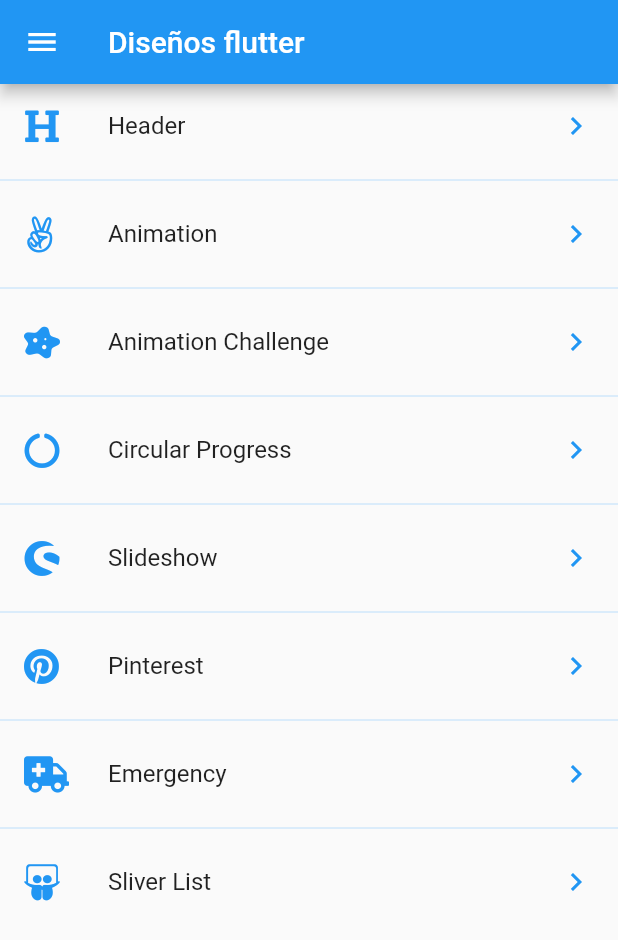
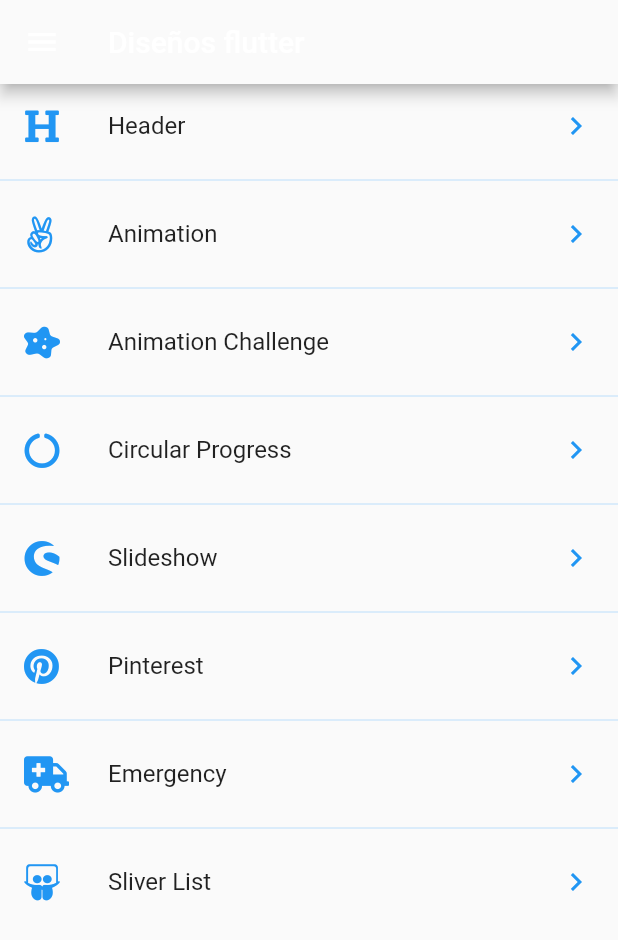
Before and after one commit to IdGalarzaSa/flutter-designs-and-animations, a Flutter app: the screen it shows after launch, on a phone screen of 412 x 824 dp. Shown: the top 940 px of the screen. Run offline on Flutter 3.47's test engine with Material 2 defaults, Android fonts, the phone set to English and light mode, and no system bars; our stand-ins replace animate_do, flutter_svg, font_awesome_flutter.

Commit message:
Custom theme

```diff
--- a/lib/pages/launcher_page.dart
+++ b/lib/pages/launcher_page.dart
@@ -10,8 +10,13 @@ class LauncherPage extends StatelessWidget {
 
   @override
   Widget build(BuildContext context) {
+    final appTheme = Provider.of<ThemeChanger>(context);
+
     return Scaffold(
-      appBar: AppBar(title: Text('Diseños flutter')),
+      appBar: AppBar(
+        title: Text('Diseños flutter'),
+        backgroundColor: appTheme.currentTheme.scaffoldBackgroundColor,
+      ),
       drawer: _Drawer(),
       body: _DesignList(),
     );
@@ -25,6 +30,7 @@ class _Drawer extends StatelessWidget {
 
     return Drawer(
       child: Container(
+        color: appTheme.currentTheme.scaffoldBackgroundColor,
         child: Column(
           children: [
             _headerDrawer(appTheme),
--- a/lib/theme/theme.dart
+++ b/lib/theme/theme.dart
@@ -7,20 +7,25 @@ class ThemeChanger extends ChangeNotifier {
 
   ThemeChanger(int themeNumber) {
     switch (themeNumber) {
-      case 1:
+      case 1: // Light
         _darkTheme = false;
         _customTheme = false;
         _currentTheme = ThemeData.light();
         break;
-      case 2:
+      case 2: // Dark
         _darkTheme = true;
         _customTheme = false;
         _currentTheme = ThemeData.dark();
         break;
-      case 3:
+      case 3: // Custom
         _darkTheme = false;
         _customTheme = true;
-        _currentTheme = ThemeData.light();
+        _currentTheme = ThemeData.light().copyWith(
+          accentColor: Color(0xff48A0EB),
+          primaryColor: Colors.white,
+          scaffoldBackgroundColor: Color(0xff16202B),
+          textTheme: TextTheme(bodyText1: TextStyle(color: Colors.white)),
+        );
         break;
       default:
         _darkTheme = false;
@@ -44,6 +49,16 @@ class ThemeChanger extends ChangeNotifier {
   set customTheme(bool newValue) {
     _customTheme = newValue;
     _darkTheme = false;
+    if (newValue) {
+      this._currentTheme = ThemeData.light().copyWith(
+        accentColor: Color(0xff48A0EB),
+        primaryColor: Colors.white,
+        scaffoldBackgroundColor: Color(0xff16202B),
+        textTheme: TextTheme(bodyText1: TextStyle(color: Colors.white)),
+      );
+    } else {
+      this._currentTheme = ThemeData.light();
+    }
     notifyListeners();
   }
 
```
